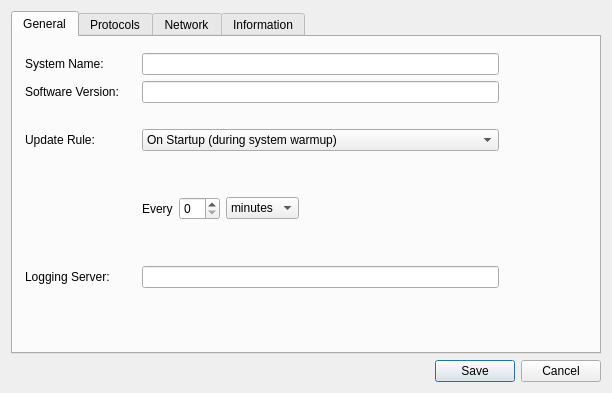
The window that Client/rds_configurationwindow.ui (WillForan/yarraclient) describes before a commit, drawn with Qt 5.
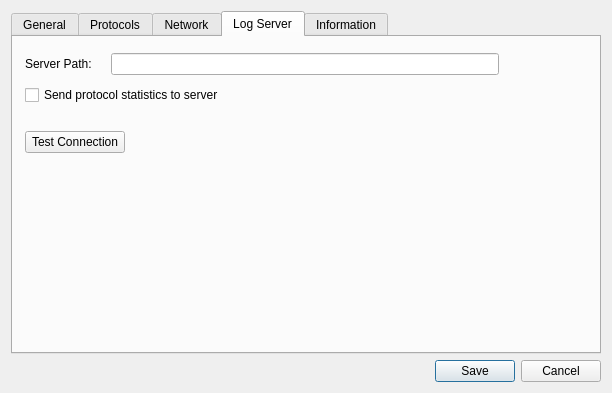
The same window after the commit. The open tabs and pages were chosen to show the change. Icons and pictures are not drawn.

```diff
--- a/Client/rds_configurationwindow.ui
+++ b/Client/rds_configurationwindow.ui
@@ -63,37 +63,7 @@
          </property>
         </widget>
        </item>
-       <item row="1" column="2">
-        <widget class="QLineEdit" name="softwareVersionEdit">
-         <property name="readOnly">
-          <bool>true</bool>
-         </property>
-        </widget>
-       </item>
-       <item row="2" column="1">
-        <spacer name="verticalSpacer_4">
-         <property name="orientation">
-          <enum>Qt::Vertical</enum>
-         </property>
-         <property name="sizeType">
-          <enum>QSizePolicy::Fixed</enum>
-         </property>
-         <property name="sizeHint" stdset="0">
-          <size>
-           <width>20</width>
-           <height>20</height>
-          </size>
-         </property>
-        </spacer>
-       </item>
-       <item row="3" column="0" colspan="2">
-        <widget class="QLabel" name="label_8">
-         <property name="text">
-          <string>Update Rule:</string>
-         </property>
-        </widget>
-       </item>
-       <item row="3" column="2">
+       <item row="4" column="2">
         <widget class="QComboBox" name="updateCombobox">
          <property name="frame">
           <bool>true</bool>
@@ -125,7 +95,44 @@
          </item>
         </widget>
        </item>
-       <item row="4" column="0">
+       <item row="1" column="2">
+        <widget class="QLineEdit" name="softwareVersionEdit">
+         <property name="readOnly">
+          <bool>true</bool>
+         </property>
+        </widget>
+       </item>
+       <item row="3" column="1">
+        <spacer name="verticalSpacer_4">
+         <property name="orientation">
+          <enum>Qt::Vertical</enum>
+         </property>
+         <property name="sizeType">
+          <enum>QSizePolicy::Fixed</enum>
+         </property>
+         <property name="sizeHint" stdset="0">
+          <size>
+           <width>20</width>
+           <height>20</height>
+          </size>
+         </property>
+        </spacer>
+       </item>
+       <item row="1" column="0" colspan="2">
+        <widget class="QLabel" name="label_3">
+         <property name="text">
+          <string>Software Version:</string>
+         </property>
+        </widget>
+       </item>
+       <item row="4" column="0" colspan="2">
+        <widget class="QLabel" name="label_8">
+         <property name="text">
+          <string>Update Rule:</string>
+         </property>
+        </widget>
+       </item>
+       <item row="5" column="0">
         <spacer name="horizontalSpacer">
          <property name="orientation">
           <enum>Qt::Horizontal</enum>
@@ -141,7 +148,20 @@
          </property>
         </spacer>
        </item>
-       <item row="4" column="2">
+       <item row="6" column="2">
+        <spacer name="verticalSpacer_6">
+         <property name="orientation">
+          <enum>Qt::Vertical</enum>
+         </property>
+         <property name="sizeHint" stdset="0">
+          <size>
+           <width>20</width>
+           <height>43</height>
+          </size>
+         </property>
+        </spacer>
+       </item>
+       <item row="5" column="2">
         <widget class="QStackedWidget" name="updateStackedWidget">
          <property name="frameShape">
           <enum>QFrame::NoFrame</enum>
@@ -246,34 +266,41 @@
              </property>
             </spacer>
            </item>
+           <item row="0" column="1">
+            <widget class="QSpinBox" name="updatePeriodSpinbox"/>
+           </item>
+           <item row="1" column="2">
+            <spacer name="verticalSpacer_15">
+             <property name="orientation">
+              <enum>Qt::Vertical</enum>
+             </property>
+             <property name="sizeHint" stdset="0">
+              <size>
+               <width>20</width>
+               <height>40</height>
+              </size>
+             </property>
+            </spacer>
+           </item>
           </layout>
          </widget>
          <widget class="QWidget" name="pageManually"/>
         </widget>
        </item>
-       <item row="5" column="0">
-        <widget class="QLabel" name="logServerLabel">
+       <item row="2" column="2">
+        <widget class="QLineEdit" name="serialNumberEdit">
+         <property name="readOnly">
+          <bool>true</bool>
+         </property>
+        </widget>
+       </item>
+       <item row="2" column="0">
+        <widget class="QLabel" name="serialNumberLabel">
          <property name="text">
-          <string>Logging Server:</string>
+          <string>Serial Number:</string>
          </property>
         </widget>
        </item>
-       <item row="5" column="2">
-        <widget class="QLineEdit" name="logServerEdit"/>
-       </item>
-       <item row="6" column="2">
-        <spacer name="verticalSpacer_6">
-         <property name="orientation">
-          <enum>Qt::Vertical</enum>
-         </property>
-         <property name="sizeHint" stdset="0">
-          <size>
-           <width>20</width>
-           <height>43</height>
-          </size>
-         </property>
-        </spacer>
-       </item>
       </layout>
      </widget>
      <widget class="QWidget" name="protocolTab">
@@ -860,6 +887,101 @@
        </item>
       </layout>
      </widget>
+     <widget class="QWidget" name="logServerTab">
+      <attribute name="title">
+       <string>Log Server</string>
+      </attribute>
+      <layout class="QVBoxLayout" name="verticalLayout_6">
+       <property name="spacing">
+        <number>10</number>
+       </property>
+       <property name="leftMargin">
+        <number>12</number>
+       </property>
+       <property name="topMargin">
+        <number>16</number>
+       </property>
+       <property name="rightMargin">
+        <number>100</number>
+       </property>
+       <item>
+        <layout class="QHBoxLayout" name="horizontalLayout_7">
+         <item>
+          <widget class="QLabel" name="logServerPathLabel">
+           <property name="minimumSize">
+            <size>
+             <width>80</width>
+             <height>0</height>
+            </size>
+           </property>
+           <property name="text">
+            <string>Server Path: </string>
+           </property>
+          </widget>
+         </item>
+         <item>
+          <widget class="QLineEdit" name="logServerPathEdit"/>
+         </item>
+        </layout>
+       </item>
+       <item>
+        <widget class="QCheckBox" name="logServerSendScansCheckbox">
+         <property name="text">
+          <string>Send protocol statistics to server</string>
+         </property>
+        </widget>
+       </item>
+       <item>
+        <spacer name="verticalSpacer_13">
+         <property name="orientation">
+          <enum>Qt::Vertical</enum>
+         </property>
+         <property name="sizeType">
+          <enum>QSizePolicy::Fixed</enum>
+         </property>
+         <property name="sizeHint" stdset="0">
+          <size>
+           <width>20</width>
+           <height>16</height>
+          </size>
+         </property>
+        </spacer>
+       </item>
+       <item>
+        <widget class="QPushButton" name="logServerTestConnectionButton">
+         <property name="maximumSize">
+          <size>
+           <width>100</width>
+           <height>16777215</height>
+          </size>
+         </property>
+         <property name="text">
+          <string>Test Connection</string>
+         </property>
+        </widget>
+       </item>
+       <item>
+        <widget class="QLabel" name="logServerStatusLabel">
+         <property name="text">
+          <string/>
+         </property>
+        </widget>
+       </item>
+       <item>
+        <spacer name="verticalSpacer_5">
+         <property name="orientation">
+          <enum>Qt::Vertical</enum>
+         </property>
+         <property name="sizeHint" stdset="0">
+          <size>
+           <width>20</width>
+           <height>167</height>
+          </size>
+         </property>
+        </spacer>
+       </item>
+      </layout>
+     </widget>
      <widget class="QWidget" name="infoTab">
       <attribute name="title">
        <string>Information</string>
```
Left out of the diff: 18 changed lines with no effect on the pictures.
